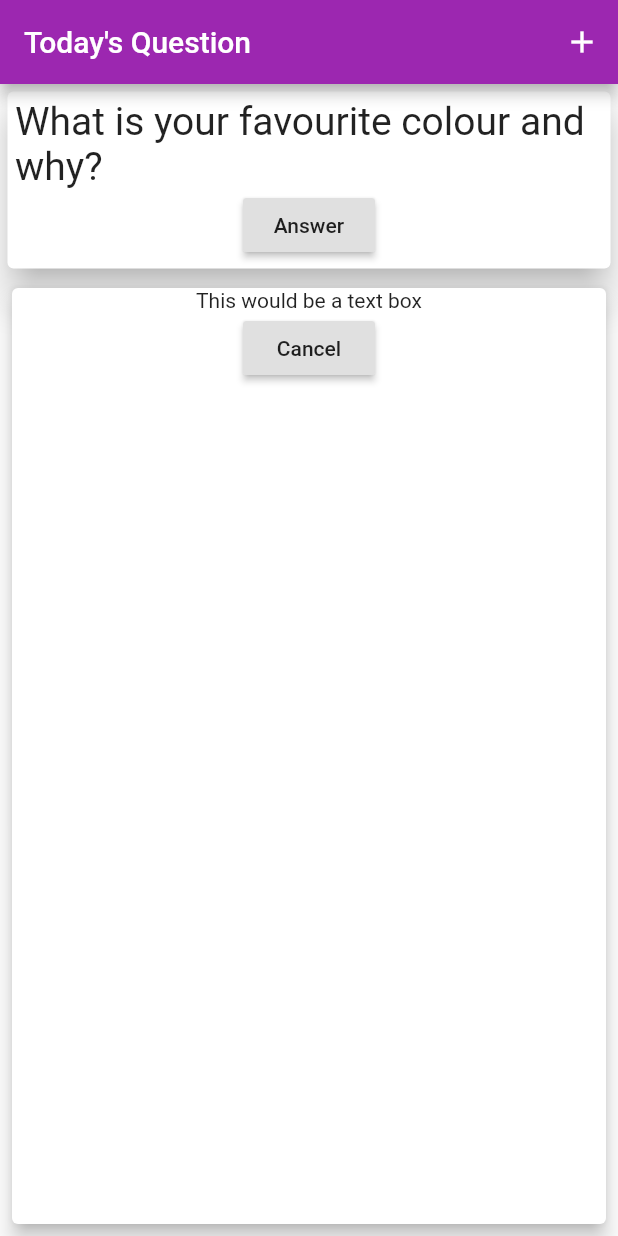
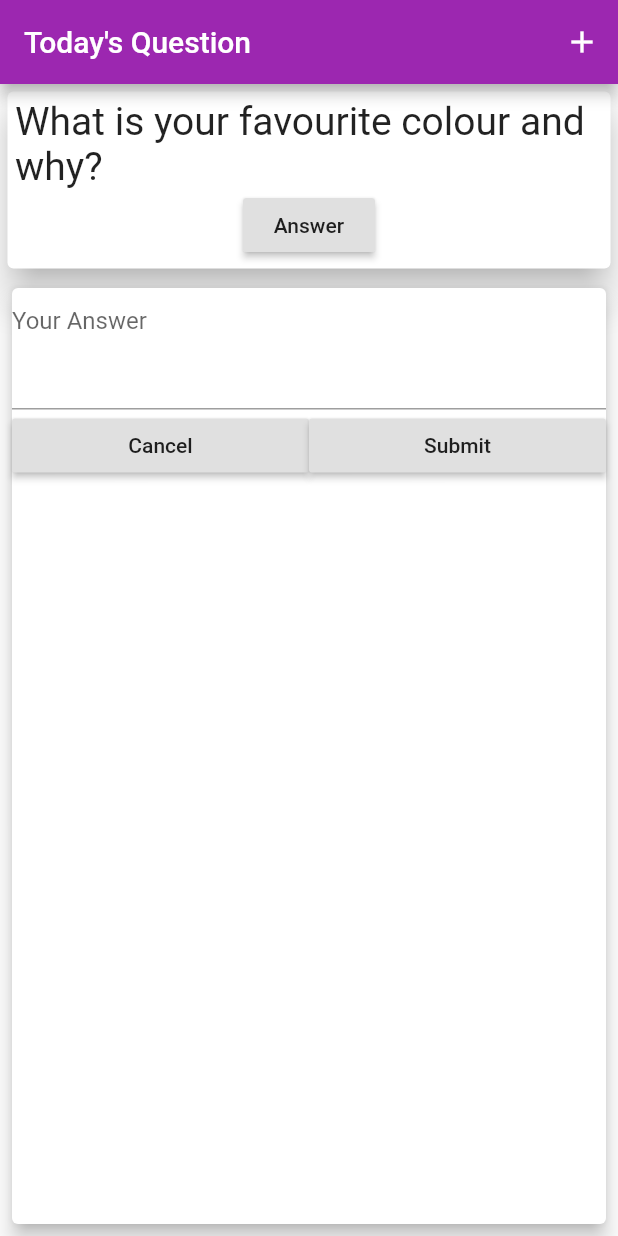
Before and after one commit to emilydeutsch/Qanda, a Flutter app: the screen it shows after launch, after a tap on "Answer", on a phone screen of 412 x 824 dp. Run offline on Flutter 3.47's test engine with Material 2 defaults, Android fonts, the phone set to English and light mode, and no system bars.

Commit message:
Effects down/up and input widget

```diff
--- a/lib/main.dart
+++ b/lib/main.dart
@@ -20,9 +20,36 @@ class createQAPage extends StatefulWidget {
 }
 
 // ignore: camel_case_types
-class _createQAPageState extends State<createQAPage> {
+class _createQAPageState extends State<createQAPage> with SingleTickerProviderStateMixin{
   final List<String> _answers = <String>['answer1','answer2','answer3','answer4','answer5'];
   bool pressed = false;
+  AnimationController _controller;
+  Animation<Offset> _offsetAnimation;
+  Tween<Offset> direction =Tween<Offset>(
+  begin:Offset(0,2),
+  end: Offset.zero,
+  );
+  @override
+  void initState() {
+    super.initState();
+    _controller = AnimationController(
+      duration: const Duration(seconds:1),
+      vsync: this,
+    );
+
+    _offsetAnimation = direction.animate(CurvedAnimation(
+      parent: _controller,
+      curve: Curves.decelerate,
+    ));
+  }
+
+  @override
+  void dispose() {
+    super.dispose();
+    _controller.dispose();
+  }
+
+
   @override
   Widget build(BuildContext context) {
     return Scaffold(
@@ -64,8 +91,8 @@ class _createQAPageState extends State<createQAPage> {
                 child: Stack(
                      // alignment: Alignment.bottomCenter,
                     children:<Widget>[
-                      Positioned.fill(
-                          child: ListView.builder(
+                      Positioned.fill(child:
+                          ListView.builder(
                               padding: const EdgeInsets.all(8),
                               itemCount: _answers.length,
                               itemBuilder: (BuildContext context, int index) {
@@ -76,21 +103,44 @@ class _createQAPageState extends State<createQAPage> {
                           ),
                       ),
 
-                      if(pressed) Positioned.fill(
+                      SlideTransition(
+                          position: _offsetAnimation,
                             child: Card(
                               elevation: 5,
                               margin:  EdgeInsets.all(8),
                               child:Column(
                                 children: <Widget>[
-                                  Text("This would be a text box"),
-                                  RaisedButton(
+                                  TextField(
+                                    controller: TextEditingController(),
+                                    maxLines: 11, //For it to expand while typing
+                                    minLines: 3,
+                                    decoration: const InputDecoration(
+                                    hintText: 'Your Answer'
+                                    ),
+                                  ),
+                                  Row(
+                                    children: <Widget> [
+                                      Expanded(
+                                      child: RaisedButton(
                                         child: Text("Cancel"),
                                           onPressed: () {
-                                        setState(() {
-                                          pressed = false;
+                                            // ignore: unnecessary_statements
+                                            _controller.reverse(from: 1.0);
                                           }
-                                        );
+                                      ),
+                                      ),
+                                      Expanded(
+                                      child: RaisedButton(
+                                          child: Text("Submit"),
+                                          onPressed: () {
+                                            // ignore: unnecessary_statements
+                                            //run time timeline in reverse with beginning changed
+                                            direction.begin = Offset(0,-2);
+                                            _controller.reverse(from: 1.0);
                                           }
+                                      ),
+                                      ),
+                                  ]
                                   )
                                 ]
                               )
@@ -105,10 +155,8 @@ class _createQAPageState extends State<createQAPage> {
   }
 
   void _showText(){
-    setState(() {
-      pressed = true;
-    }
-    );
+    direction.begin = Offset(0,2);
+    _controller.forward();
   }
 
 
```
Lines whose indentation alone changed are shown as unchanged.
